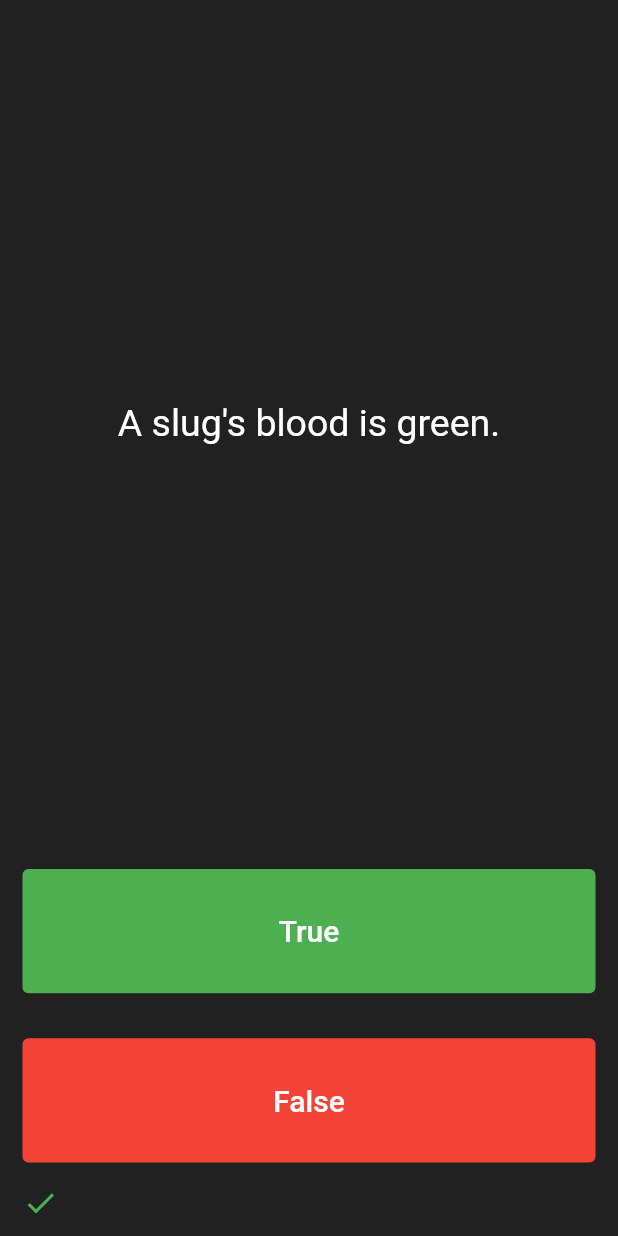
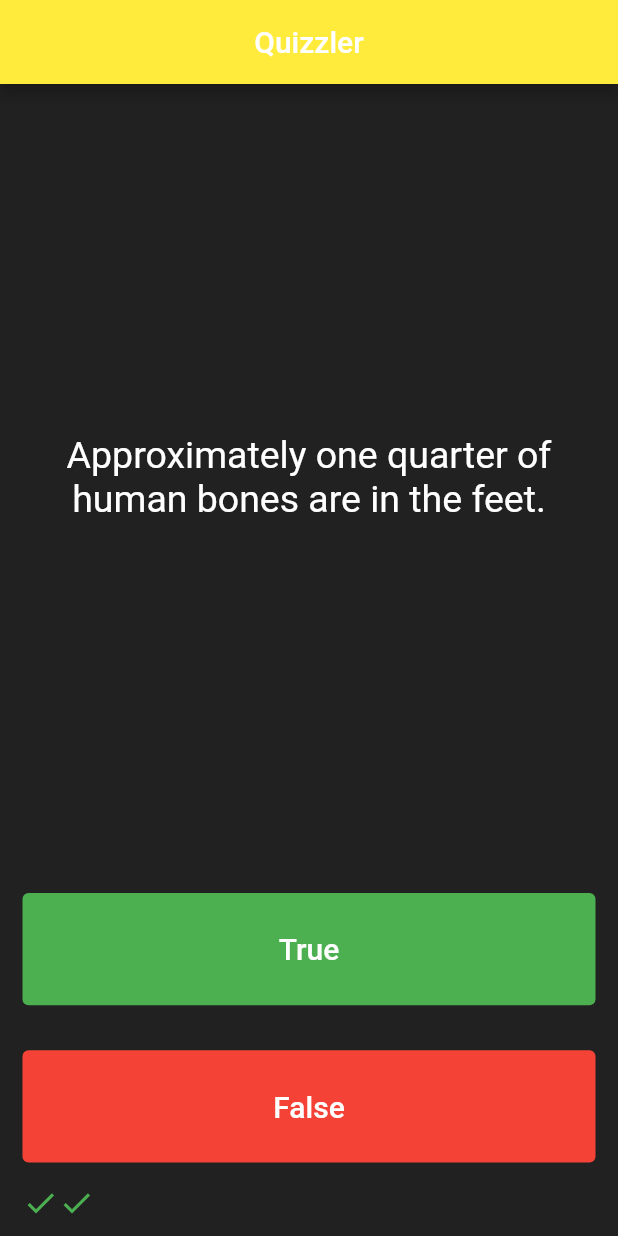
Before and after one commit to Revaldo11/Flutter-quizzler-apps, a Flutter app: the screen it shows after launch, after a tap on "True", after a tap on "False", on a phone screen of 412 x 824 dp. Run offline on Flutter 3.47's test engine with Material 2 defaults, Android fonts, the phone set to English and light mode, and no system bars.

Commit message:
Encapsulation code

```diff
--- a/lib/main.dart
+++ b/lib/main.dart
@@ -1,5 +1,7 @@
 import 'package:flutter/material.dart';
-import 'question.dart';
+import 'package:quizzler_app/quiz_brain.dart';
+
+QuizBrain quizBrain = QuizBrain();
 
 void main() => runApp(QuizApp());
 
@@ -9,8 +11,14 @@ class QuizApp extends StatelessWidget {
   @override
   Widget build(BuildContext context) {
     return MaterialApp(
+      debugShowCheckedModeBanner: false,
       home: SafeArea(
         child: Scaffold(
+          appBar: AppBar(
+            centerTitle: true,
+            backgroundColor: Colors.yellow,
+            title: Text('Quizzler'),
+          ),
           backgroundColor: Colors.grey.shade900,
           body: QuizzPage(),
         ),
@@ -27,22 +35,7 @@ class QuizzPage extends StatefulWidget {
 }
 
 class _QuizzPageState extends State<QuizzPage> {
-  List<Icon> scoreKeeper = [
-    Icon(
-      Icons.check,
-      color: Colors.green,
-    )
-  ];
-
-  List<Question> questions = [
-    Question(q: 'You can lead a cow down stairs but not up stairs.', a: false),
-    Question(
-        q: 'Approximately one quarter of human bones are in the feet.',
-        a: true),
-    Question(q: 'A slug\'s blood is green.', a: true),
-  ];
-
-  int questionsNumber = 0;
+  List<Icon> scoreKeeper = [];
 
   @override
   Widget build(BuildContext context) {
@@ -56,7 +49,7 @@ class _QuizzPageState extends State<QuizzPage> {
             padding: EdgeInsets.all(10.0),
             child: Center(
               child: Text(
-                questions[questionsNumber].questionText,
+                quizBrain.getQuestionText(),
                 textAlign: TextAlign.center,
                 style: TextStyle(
                   fontSize: 25.0,
@@ -73,16 +66,22 @@ class _QuizzPageState extends State<QuizzPage> {
               style: TextButton.styleFrom(backgroundColor: Colors.green),
               onPressed: () {
                 setState(() {
-                  bool correctAnswer =
-                      questions[questionsNumber].questionAnswer;
+                  bool correctAnswer = quizBrain.getQuestionAnswer();
                   if (correctAnswer == true) {
+                    scoreKeeper.add(Icon(
+                      Icons.check,
+                      color: Colors.green,
+                    ));
                     debugPrint('User got it right!');
                   } else {
+                    scoreKeeper.add(Icon(
+                      Icons.close,
+                      color: Colors.red,
+                    ));
                     debugPrint('User got it wrong');
                   }
-                  questionsNumber++;
+                  quizBrain.nextQuestion();
                 });
-                debugPrint('$questionsNumber');
               },
               child: Text(
                 'True',
@@ -101,16 +100,22 @@ class _QuizzPageState extends State<QuizzPage> {
               style: TextButton.styleFrom(backgroundColor: Colors.red),
               onPressed: () {
                 setState(() {
-                  bool correctAnswer =
-                      questions[questionsNumber].questionAnswer;
+                  bool correctAnswer = quizBrain.getQuestionAnswer();
                   if (correctAnswer == false) {
+                    scoreKeeper.add(Icon(
+                      Icons.check,
+                      color: Colors.green,
+                    ));
                     debugPrint('User got it right!');
                   } else {
+                    scoreKeeper.add(Icon(
+                      Icons.close,
+                      color: Colors.red,
+                    ));
                     debugPrint('User got it wrong');
                   }
-                  questionsNumber++;
+                  quizBrain.nextQuestion();
                 });
-                debugPrint('$questionsNumber');
               },
               child: Text(
                 'False',
--- a/lib/question.dart
+++ b/lib/question.dart
@@ -2,7 +2,7 @@ class Question {
   late String questionText;
   late bool questionAnswer;
 
-  Question({required String q, required bool a}) {
+  Question(String q, bool a) {
     questionText = q;
     questionAnswer = a;
   }
--- /dev/null
+++ b/lib/quiz_brain.dart
@@ -0,0 +1,48 @@
+// ignore_for_file: unnecessary_string_escapes
+
+import 'package:quizzler_app/question.dart';
+
+class QuizBrain {
+  int _questionsNumber = 0;
+  final List<Question> _questions = [
+    Question('Some cats are actually allergic to humans', true),
+    Question('You can lead a cow down stairs but not up stairs.', false),
+    Question('Approximately one quarter of human bones are in the feet.', true),
+    Question('A slug\'s blood is green.', true),
+    Question('Buzz Aldrin\'s mother\'s maiden name was \"Moon\".', true),
+    Question('It is illegal to pee in the Ocean in Portugal.', true),
+    Question(
+        'No piece of square dry paper can be folded in half more than 7 times.',
+        false),
+    Question(
+        'In London, UK, if you happen to die in the House of Parliament, you are technically entitled to a state funeral, because the building is considered too sacred a place.',
+        true),
+    Question(
+        'The loudest sound produced by any animal is 188 decibels. That animal is the African Elephant.',
+        false),
+    Question(
+        'The total surface area of two human lungs is approximately 70 square metres.',
+        true),
+    Question('Google was originally called \"Backrub\".', true),
+    Question(
+        'Chocolate affects a dog\'s heart and nervous system; a few ounces are enough to kill a small dog.',
+        true),
+    Question(
+        'In West Virginia, USA, if you accidentally hit an animal with your car, you are free to take it home to eat.',
+        true),
+  ];
+
+  void nextQuestion() {
+    if (_questionsNumber < _questions.length - 1) {
+      _questionsNumber++;
+    }
+  }
+
+  String getQuestionText() {
+    return _questions[_questionsNumber].questionText;
+  }
+
+  bool getQuestionAnswer() {
+    return _questions[_questionsNumber].questionAnswer;
+  }
+}
```
